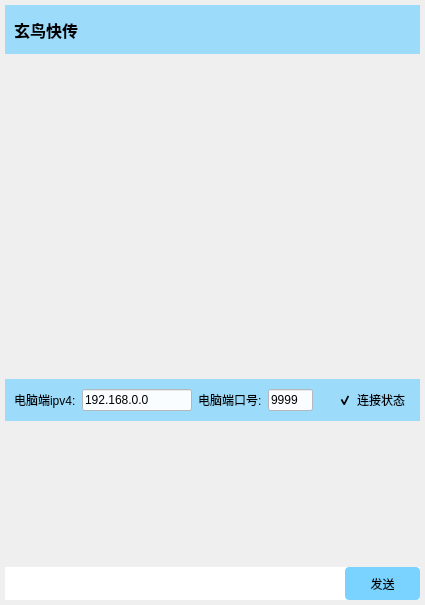
Old version of the form XuanNiaoQuickTransfer.ui in the repository xuanniaomose/XuanNiaoQuickTransfer.
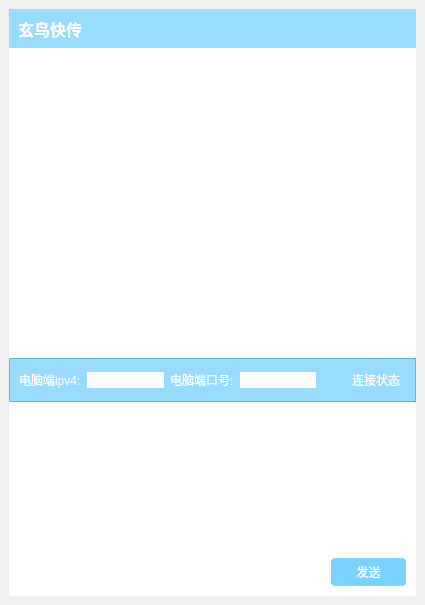
New version of the form. Icons and pictures are not drawn.

```diff
--- a/XuanNiaoQuickTransfer.ui
+++ b/XuanNiaoQuickTransfer.ui
@@ -17,52 +17,13 @@
    <string>MainWindow</string>
   </property>
   <widget class="QWidget" name="widget_central">
-   <property name="styleSheet">
-    <string notr="true">background-color: rgba(0,0,0,0);</string>
-   </property>
-   <layout class="QVBoxLayout" name="verticalLayout_central" stretch="12">
-    <property name="spacing">
-     <number>5</number>
-    </property>
-    <property name="leftMargin">
-     <number>5</number>
-    </property>
-    <property name="topMargin">
-     <number>5</number>
-    </property>
-    <property name="rightMargin">
-     <number>5</number>
-    </property>
-    <property name="bottomMargin">
-     <number>5</number>
-    </property>
+   <layout class="QHBoxLayout" name="verticalLayout_central">
     <item>
      <widget class="QFrame" name="frame_main">
-      <property name="sizePolicy">
-       <sizepolicy hsizetype="Preferred" vsizetype="Preferred">
-        <horstretch>0</horstretch>
-        <verstretch>0</verstretch>
-       </sizepolicy>
+      <property name="styleSheet">
+       <string notr="true">background-color: rgb(255,255,255)</string>
       </property>
-      <layout class="QHBoxLayout" name="layout_main" stretch="0">
-       <property name="spacing">
-        <number>0</number>
-       </property>
-       <property name="leftMargin">
-        <number>0</number>
-       </property>
-       <property name="topMargin">
-        <number>0</number>
-       </property>
-       <property name="rightMargin">
-        <number>0</number>
-       </property>
-       <property name="bottomMargin">
-        <number>0</number>
-       </property>
-       <item>
-        <widget class="QFrame" name="frame_chart">
-         <layout class="QVBoxLayout" name="layout_chart" stretch="3,20,1,9,2">
+      <layout class="QVBoxLayout" name="layout_main" stretch="1,8,1,4,1">
           <property name="spacing">
            <number>0</number>
           </property>
@@ -81,32 +42,17 @@
           <item>
            <widget class="QFrame" name="frame_title">
             <property name="styleSheet">
-             <string notr="true">background-color: rgba(122,211,255, 180)</string>
+          <string notr="true">background-color: rgba(122,211,255,200)</string>
             </property>
             <layout class="QHBoxLayout" name="layout_title">
-             <property name="spacing">
-              <number>6</number>
-             </property>
-             <property name="leftMargin">
-              <number>9</number>
-             </property>
              <property name="topMargin">
               <number>0</number>
              </property>
-             <property name="rightMargin">
-              <number>9</number>
-             </property>
              <property name="bottomMargin">
               <number>0</number>
              </property>
              <item>
               <widget class="QLabel" name="label_title">
-               <property name="sizePolicy">
-                <sizepolicy hsizetype="Preferred" vsizetype="Expanding">
-                 <horstretch>0</horstretch>
-                 <verstretch>0</verstretch>
-                </sizepolicy>
-               </property>
                <property name="font">
                 <font>
                  <pointsize>12</pointsize>
@@ -115,7 +61,7 @@
                 </font>
                </property>
                <property name="styleSheet">
-                <string notr="true">background-color: rgba(255,255,255, 0)</string>
+             <string notr="true">background-color: rgba(255,255,255,0);color:white</string>
                </property>
                <property name="text">
                 <string>玄鸟快传</string>
@@ -145,22 +91,14 @@
                </property>
                <property name="minimumSize">
                 <size>
-                 <width>25</width>
+              <width>35</width>
                  <height>0</height>
                 </size>
                </property>
                <property name="styleSheet">
-                <string notr="true">QPushButton {	
-	background-color: rgba(0,0,0,0);
-	border:  none
-}
-QPushButton:hover {
-	background-color: rgb(193,229,255);
-}
-QPushButton:pressed {	
-	background-color: rgb(245,245,255);
-	color: rgb(255, 255, 255);
-}</string>
+             <string notr="true">QPushButton {background-color: rgba(122,211,255,0);border: none}
+QPushButton:hover {background-color: rgb(193,229,255)}
+QPushButton:pressed {background-color: rgb(245,245,255);color: rgb(255, 255, 255)}</string>
                </property>
                <property name="text">
                 <string/>
@@ -187,22 +125,13 @@
                </property>
                <property name="minimumSize">
                 <size>
-                 <width>25</width>
+              <width>35</width>
                  <height>0</height>
                 </size>
                </property>
                <property name="styleSheet">
-                <string notr="true">QPushButton {	
-	background-color: rgba(0,0,0,0);
-	border: none
-}
-QPushButton:hover {
-	background-color: rgb(193,229,255);
-}
-QPushButton:pressed {	
-	background-color: rgb(245,245,255);
-	color: rgb(255, 255, 255);
-}</string>
+             <string notr="true">QPushButton {background-color: rgba(122,211,255,0);border: none}
+QPushButton:hover {background-color: rgb(193,229,255)}QPushButton:pressed {background-color: rgb(245,245,255);color: rgb(255, 255, 255)}</string>
                </property>
                <property name="text">
                 <string/>
@@ -229,22 +158,13 @@
                </property>
                <property name="minimumSize">
                 <size>
-                 <width>25</width>
+              <width>35</width>
                  <height>0</height>
                 </size>
                </property>
                <property name="styleSheet">
-                <string notr="true">QPushButton {	
-	background-color: rgba(0,0,0,0);
-	border: none
-}
-QPushButton:hover {
-	background-color: rgb(193,229,255);
-}
-QPushButton:pressed {	
-	background-color: rgb(245,245,255);
-	color: rgb(255, 255, 255);
-}</string>
+             <string notr="true">QPushButton {background-color: rgba(122,211,255,0);border: none}
+QPushButton:hover {background-color: rgb(193,229,255)}QPushButton:pressed {background-color: rgb(245,245,255);color: rgb(255, 255, 255)}</string>
                </property>
                <property name="text">
                 <string/>
@@ -265,66 +185,50 @@
            </widget>
           </item>
           <item>
-           <widget class="QScrollArea" name="scrollArea">
+        <widget class="QStackedWidget" name="stackedWidget">
+         <property name="currentIndex">
+          <number>0</number>
+         </property>
+         <widget class="QWidget" name="page_bubble">
+          <layout class="QVBoxLayout" name="verticalLayout_bubble">
+           <item>
+            <widget class="QListView" name="listView_bubble">
             <property name="styleSheet">
-             <string notr="true">border: none;</string>
-            </property>
-            <property name="widgetResizable">
-             <bool>true</bool>
-            </property>
-            <widget class="QWidget" name="scrollAreaWidgetContents">
-             <property name="geometry">
-              <rect>
-               <x>0</x>
-               <y>0</y>
-               <width>415</width>
-               <height>328</height>
-              </rect>
-             </property>
-             <widget class="QTextBrowser" name="textBrowser_chart">
-              <property name="geometry">
-               <rect>
-                <x>4</x>
-                <y>0</y>
-                <width>410</width>
-                <height>328</height>
-               </rect>
-              </property>
-              <property name="sizePolicy">
-               <sizepolicy hsizetype="Preferred" vsizetype="Preferred">
-                <horstretch>0</horstretch>
-                <verstretch>0</verstretch>
-               </sizepolicy>
-              </property>
+              <string notr="true">border:none</string>
+             </property>
+            </widget>
+           </item>
+          </layout>
+         </widget>
+         <widget class="QWidget" name="page_text">
+          <layout class="QVBoxLayout" name="verticalLayout_text">
+           <item>
+            <widget class="QTextBrowser" name="textBrowser">
               <property name="styleSheet">
                <string notr="true">border: none;</string>
               </property>
-              <property name="verticalScrollBarPolicy">
-               <enum>Qt::ScrollBarAsNeeded</enum>
-              </property>
-             </widget>
+            </widget>
+           </item>
+          </layout>
             </widget>
            </widget>
           </item>
           <item>
            <widget class="QFrame" name="frame_medium">
             <property name="styleSheet">
-             <string notr="true">background-color: rgba(122,211,255, 180)</string>
+          <string notr="true">background-color: rgba(122,211,255,200)</string>
+         </property>
+         <property name="frameShape">
+          <enum>QFrame::StyledPanel</enum>
+         </property>
+         <property name="frameShadow">
+          <enum>QFrame::Raised</enum>
             </property>
             <layout class="QHBoxLayout" name="layout_medium">
-             <property name="rightMargin">
-              <number>9</number>
-             </property>
              <item>
               <widget class="QLabel" name="label_ipv4">
-               <property name="sizePolicy">
-                <sizepolicy hsizetype="Preferred" vsizetype="Preferred">
-                 <horstretch>50</horstretch>
-                 <verstretch>20</verstretch>
-                </sizepolicy>
-               </property>
                <property name="styleSheet">
-                <string notr="true">background-color: rgba(255,255,255, 0)</string>
+             <string notr="true">background-color: rgba(255,255,255,0);color:white</string>
                </property>
                <property name="text">
                 <string>电脑端ipv4:</string>
@@ -333,39 +237,15 @@
              </item>
              <item>
               <widget class="QLineEdit" name="lineEdit_ipv4">
-               <property name="sizePolicy">
-                <sizepolicy hsizetype="Expanding" vsizetype="Fixed">
-                 <horstretch>110</horstretch>
-                 <verstretch>0</verstretch>
-                </sizepolicy>
-               </property>
-               <property name="minimumSize">
-                <size>
-                 <width>110</width>
-                 <height>20</height>
-                </size>
-               </property>
                <property name="styleSheet">
-                <string notr="true">background-color: rgba(255,255,255, 240)</string>
-               </property>
-               <property name="inputMask">
-                <string notr="true"/>
-               </property>
-               <property name="text">
-                <string>192.168.0.0</string>
+             <string notr="true">background-color: rgb(255,255,255);border: none;</string>
                </property>
               </widget>
              </item>
              <item>
               <widget class="QLabel" name="label_port">
-               <property name="sizePolicy">
-                <sizepolicy hsizetype="Preferred" vsizetype="Preferred">
-                 <horstretch>50</horstretch>
-                 <verstretch>20</verstretch>
-                </sizepolicy>
-               </property>
                <property name="styleSheet">
-                <string notr="true">background-color: rgba(255,255,255, 0)</string>
+             <string notr="true">background-color: rgba(255,255,255,0);color:white</string>
                </property>
                <property name="text">
                 <string>电脑端口号:</string>
@@ -374,26 +254,8 @@
              </item>
              <item>
               <widget class="QLineEdit" name="lineEdit_port">
-               <property name="sizePolicy">
-                <sizepolicy hsizetype="Expanding" vsizetype="Fixed">
-                 <horstretch>45</horstretch>
-                 <verstretch>0</verstretch>
-                </sizepolicy>
-               </property>
-               <property name="minimumSize">
-                <size>
-                 <width>45</width>
-                 <height>20</height>
-                </size>
-               </property>
                <property name="styleSheet">
-                <string notr="true">background-color: rgba(255,255,255, 240)</string>
-               </property>
-               <property name="inputMask">
-                <string>0000</string>
-               </property>
-               <property name="text">
-                <string>9999</string>
+             <string notr="true">background-color: rgb(255,255,255);border: none;</string>
                </property>
               </widget>
              </item>
@@ -413,17 +275,11 @@
              <item>
               <widget class="QCheckBox" name="checkBox_connect">
                <property name="styleSheet">
-                <string notr="true">background-color: rgba(255,255,255, 0)</string>
+             <string notr="true">background-color: rgba(255,255,255,0);color:white</string>
                </property>
                <property name="text">
                 <string>连接状态</string>
                </property>
-               <property name="checked">
-                <bool>true</bool>
-               </property>
-               <property name="tristate">
-                <bool>true</bool>
-               </property>
               </widget>
              </item>
             </layout>
@@ -445,24 +301,18 @@
           <item>
            <widget class="QFrame" name="frame_bottom">
             <property name="styleSheet">
-             <string notr="true">background-color: rgba(255,255,255, 255)</string>
-            </property>
-            <layout class="QHBoxLayout" name="layout_bottom">
-             <property name="spacing">
-              <number>0</number>
-             </property>
-             <property name="leftMargin">
-              <number>0</number>
-             </property>
+          <string notr="true">background-color: rgba(255,255,255,0)</string>
+         </property>
+         <property name="frameShape">
+          <enum>QFrame::StyledPanel</enum>
+         </property>
+         <property name="frameShadow">
+          <enum>QFrame::Raised</enum>
+         </property>
+         <layout class="QHBoxLayout" name="horizontalLayout_bottom">
              <property name="topMargin">
               <number>0</number>
              </property>
-             <property name="rightMargin">
-              <number>0</number>
-             </property>
-             <property name="bottomMargin">
-              <number>0</number>
-             </property>
              <item>
               <spacer name="horizontalSpacer_bottom">
                <property name="orientation">
@@ -479,7 +329,7 @@
              <item>
               <widget class="QPushButton" name="pushButton_send">
                <property name="sizePolicy">
-                <sizepolicy hsizetype="Minimum" vsizetype="Expanding">
+             <sizepolicy hsizetype="Minimum" vsizetype="Minimum">
                  <horstretch>0</horstretch>
                  <verstretch>0</verstretch>
                 </sizepolicy>
@@ -487,37 +337,17 @@
                <property name="minimumSize">
                 <size>
                  <width>75</width>
-                 <height>0</height>
-                </size>
-               </property>
-               <property name="cursor">
-                <cursorShape>ArrowCursor</cursorShape>
-               </property>
+              <height>20</height>
+             </size>
+            </property>
                <property name="styleSheet">
-                <string notr="true">QPushButton {	
-	background-color: rgb(122,211,255);
-	border-radius: 4px;
-}
-QPushButton:hover {
-	background-color: rgb(193,229,255);
-}
-QPushButton:pressed {	
-	background-color: rgb(245,245,255);
-	color: rgb(255, 255, 255);
-}</string>
+             <string notr="true">QPushButton {background-color: rgb(122,211,255);border-radius: 4px;border: none;color:white}
+QPushButton:hover {background-color: rgb(193,229,255)}
+QPushButton:pressed {background-color: rgb(245,245,255);color: rgb(255, 255, 255)}</string>
                </property>
                <property name="text">
                 <string>发送</string>
                </property>
-               <property name="default">
-                <bool>false</bool>
-               </property>
-               <property name="flat">
-                <bool>true</bool>
-               </property>
-              </widget>
-             </item>
-            </layout>
            </widget>
           </item>
          </layout>
```
Left out of the diff: 3 changed lines with no effect on the pictures. Lines whose indentation alone changed are shown as unchanged.
